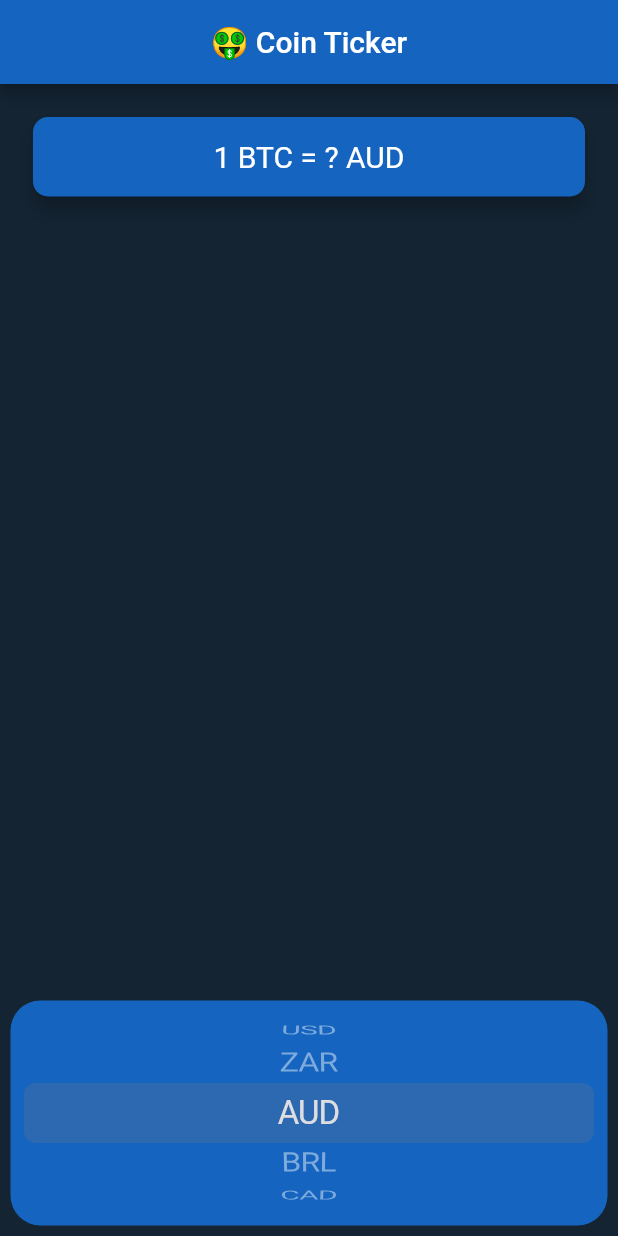
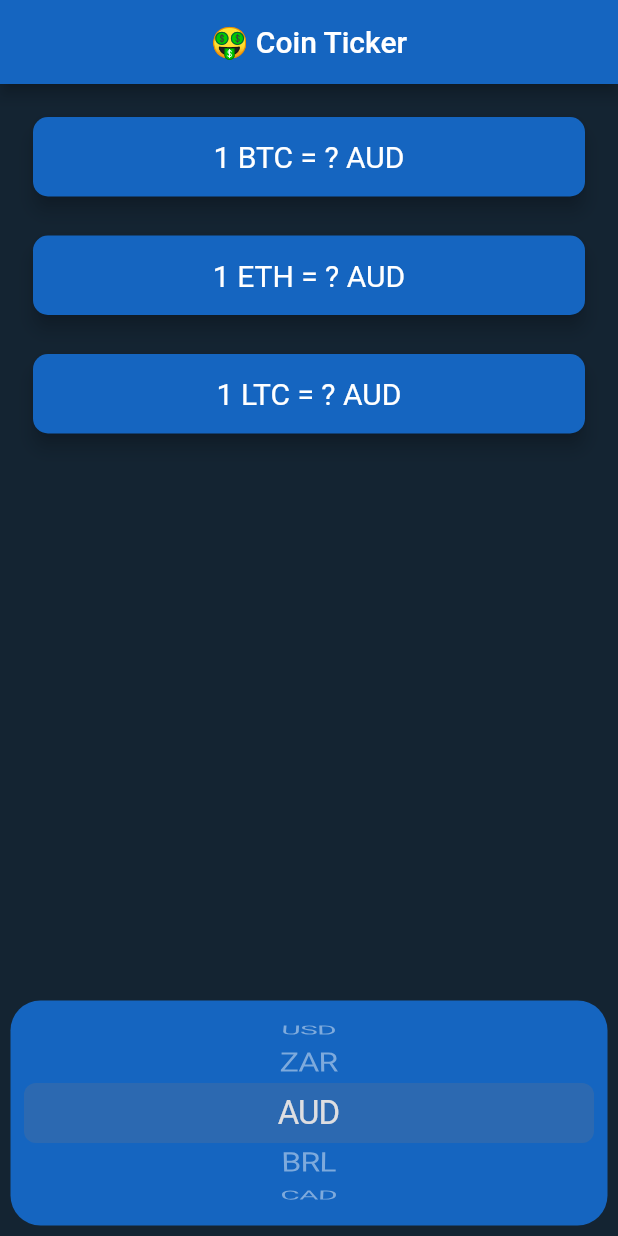
Before and after one commit to chaniru-puldith/crypto-ticker-flutter-app, a Flutter app: the screen it shows after launch, on a phone screen of 412 x 824 dp. Run offline on Flutter 3.47's test engine with Material 2 defaults, Android fonts, the phone set to English and light mode, and no system bars; our stand-ins replace flutter_dotenv; network calls fail.

Commit message:
Adding other crypto currencies

```diff
--- a/lib/price_screen.dart
+++ b/lib/price_screen.dart
@@ -29,10 +29,25 @@ class _PriceScreenState extends State<PriceScreen> {
         mainAxisAlignment: MainAxisAlignment.spaceBetween,
         crossAxisAlignment: CrossAxisAlignment.stretch,
         children: <Widget>[
-          CryptoCard(
-            selectedCurrency: selectedCurrency,
-            rateValue: rateValue,
-            cryptoCurrency: 'BTC',
+          Column(
+            crossAxisAlignment: CrossAxisAlignment.stretch,
+            children: [
+              CryptoCard(
+                selectedCurrency: selectedCurrency,
+                rateValue: rateValue,
+                cryptoCurrency: 'BTC',
+              ),
+              CryptoCard(
+                selectedCurrency: selectedCurrency,
+                rateValue: rateValue,
+                cryptoCurrency: 'ETH',
+              ),
+              CryptoCard(
+                selectedCurrency: selectedCurrency,
+                rateValue: rateValue,
+                cryptoCurrency: 'LTC',
+              ),
+            ],
           ),
           Padding(
             padding: const EdgeInsets.all(7.0),
@@ -112,12 +127,12 @@ class CryptoCard extends StatelessWidget {
           borderRadius: BorderRadius.circular(10.0),
         ),
         child: Column(
-          children: [
+          children: <Widget>[
             Padding(
               padding:
                   const EdgeInsets.symmetric(vertical: 15.0, horizontal: 28.0),
               child: Text(
-                '1 BTC = $rateValue $selectedCurrency',
+                '1 $cryptoCurrency = $rateValue $selectedCurrency',
                 textAlign: TextAlign.center,
                 style: const TextStyle(
                   fontSize: 20.0,
```
